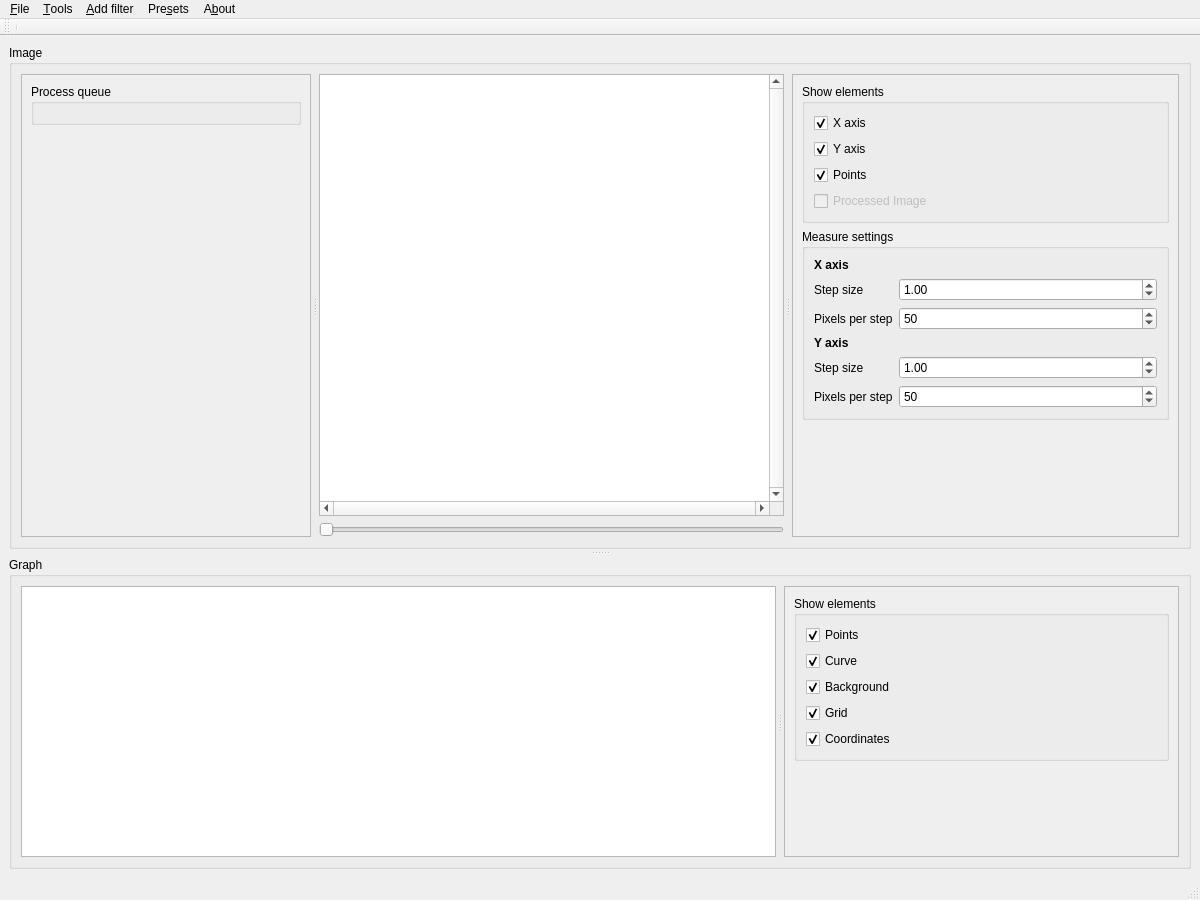
Old version of the form mainwindow.ui in the repository sbrepo2022/graph_vision.
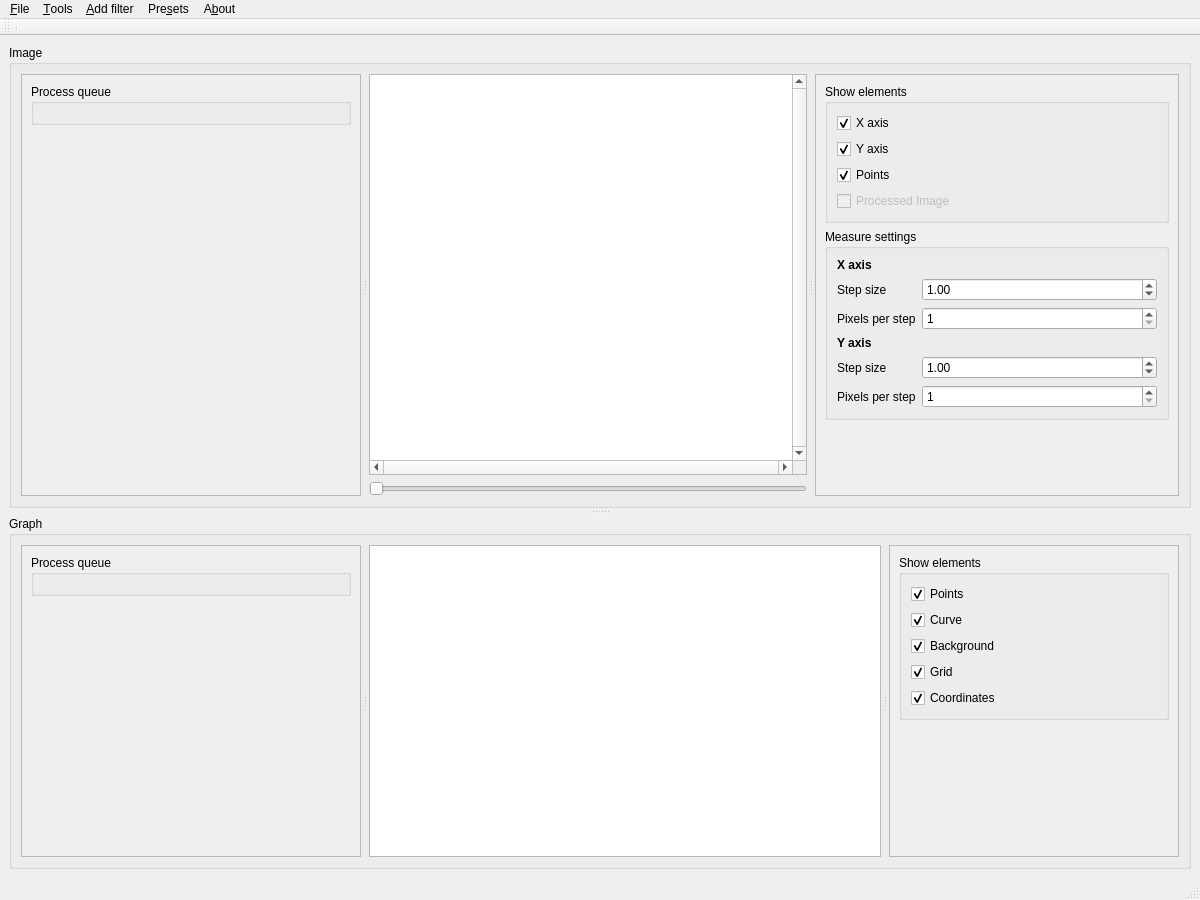
New version of the form. Icons and pictures are not drawn. Custom widgets are drawn as their Qt base class.

```diff
--- a/mainwindow.ui
+++ b/mainwindow.ui
@@ -41,7 +41,7 @@
        </property>
        <layout class="QVBoxLayout" name="verticalLayout_9">
         <item>
-         <widget class="QSplitter" name="splitter">
+         <widget class="QSplitter" name="splitterImageProcess">
           <property name="orientation">
            <enum>Qt::Horizontal</enum>
           </property>
@@ -51,7 +51,7 @@
           <widget class="QScrollArea" name="scrollFiltersArea">
            <property name="minimumSize">
             <size>
-             <width>290</width>
+             <width>340</width>
              <height>0</height>
             </size>
            </property>
@@ -66,8 +66,8 @@
              <rect>
               <x>0</x>
               <y>0</y>
-              <width>288</width>
-              <height>458</height>
+              <width>338</width>
+              <height>438</height>
              </rect>
             </property>
             <layout class="QVBoxLayout" name="verticalLayout_3">
@@ -174,8 +174,8 @@
               <rect>
                <x>0</x>
                <y>0</y>
-               <width>445</width>
-               <height>458</height>
+               <width>419</width>
+               <height>438</height>
               </rect>
              </property>
              <layout class="QVBoxLayout" name="verticalLayout_2">
@@ -273,7 +273,7 @@
                     <number>1000000000</number>
                    </property>
                    <property name="value">
-                    <number>50</number>
+                    <number>1</number>
                    </property>
                   </widget>
                  </item>
@@ -336,7 +336,7 @@
                     <number>1000000000</number>
                    </property>
                    <property name="value">
-                    <number>50</number>
+                    <number>1</number>
                    </property>
                   </widget>
                  </item>
@@ -368,8 +368,59 @@
        <property name="title">
         <string>Graph</string>
        </property>
+       <layout class="QVBoxLayout" name="verticalLayout_11">
+        <item>
+         <widget class="QSplitter" name="splitterGraphProcess">
+          <property name="orientation">
+           <enum>Qt::Horizontal</enum>
+          </property>
+          <property name="handleWidth">
+           <number>8</number>
+          </property>
+          <widget class="QScrollArea" name="scrollArea">
+           <property name="minimumSize">
+            <size>
+             <width>340</width>
+             <height>0</height>
+            </size>
+           </property>
+           <property name="widgetResizable">
+            <bool>true</bool>
+           </property>
+           <widget class="QWidget" name="scrollAreaWidgetContents">
+            <property name="geometry">
+             <rect>
+              <x>0</x>
+              <y>0</y>
+              <width>338</width>
+              <height>283</height>
+             </rect>
+            </property>
        <layout class="QVBoxLayout" name="verticalLayout_6">
         <item>
+              <widget class="QGroupBox" name="groupGraphProcess">
+               <property name="title">
+                <string>Process queue</string>
+               </property>
+               <layout class="QVBoxLayout" name="verticalLayout_12"/>
+              </widget>
+             </item>
+             <item>
+              <spacer name="verticalSpacer_4">
+               <property name="orientation">
+                <enum>Qt::Vertical</enum>
+               </property>
+               <property name="sizeHint" stdset="0">
+                <size>
+                 <width>20</width>
+                 <height>186</height>
+                </size>
+               </property>
+              </spacer>
+             </item>
+            </layout>
+           </widget>
+          </widget>
          <widget class="QSplitter" name="splitterGraph">
           <property name="orientation">
            <enum>Qt::Horizontal</enum>
@@ -384,6 +435,12 @@
              <height>0</height>
             </size>
            </property>
+            <property name="dragMode">
+             <enum>QGraphicsView::NoDrag</enum>
+            </property>
+            <property name="resizeAnchor">
+             <enum>QGraphicsView::NoAnchor</enum>
+            </property>
           </widget>
           <widget class="QScrollArea" name="scrollGraphSettings">
            <property name="minimumSize">
@@ -400,8 +457,8 @@
              <rect>
               <x>0</x>
               <y>0</y>
-              <width>428</width>
-              <height>263</height>
+               <width>298</width>
+               <height>283</height>
              </rect>
             </property>
             <layout class="QVBoxLayout" name="verticalLayout_5">
@@ -478,6 +535,7 @@
               </spacer>
              </item>
             </layout>
+            </widget>
            </widget>
           </widget>
          </widget>
```
Lines whose indentation alone changed are shown as unchanged.
